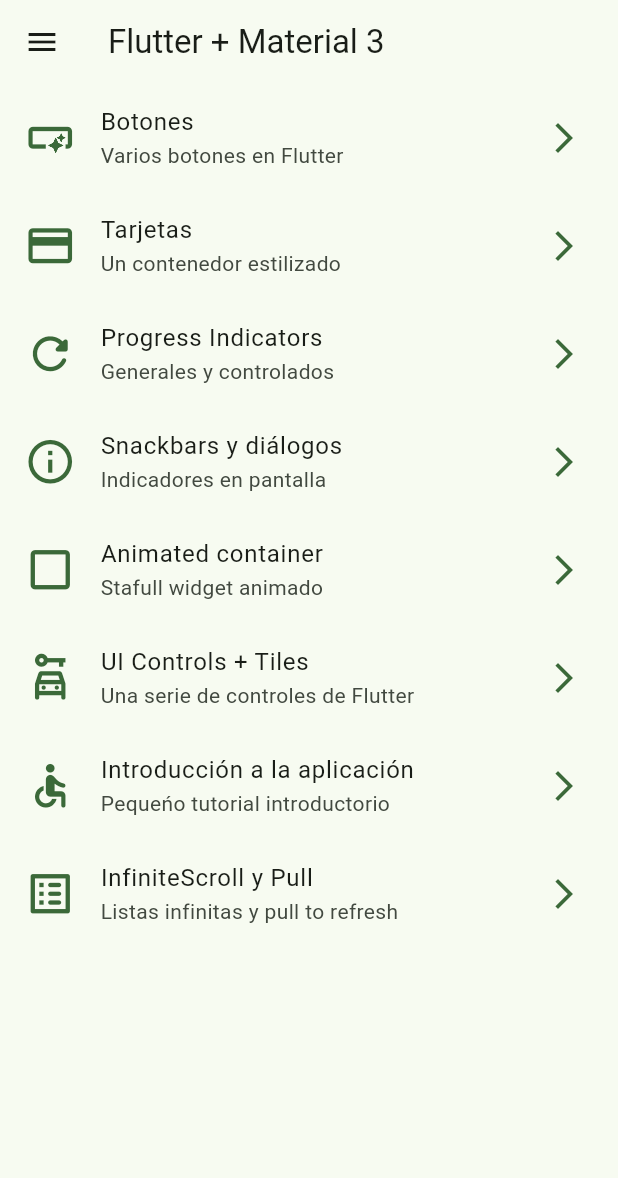
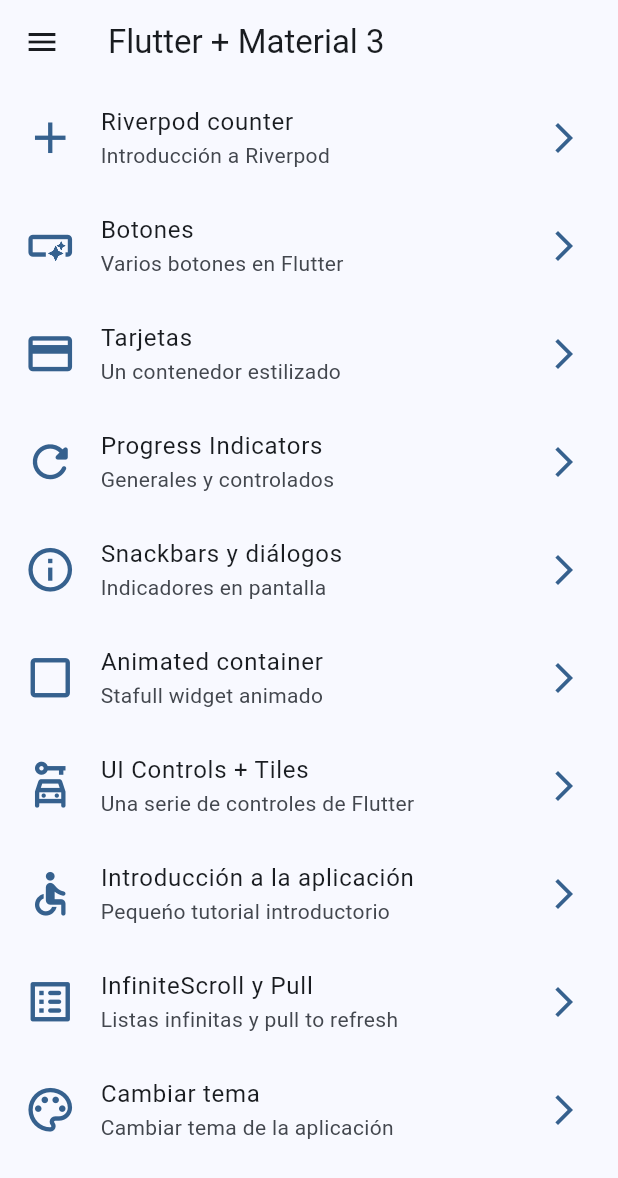
Before and after one commit to valeroman/FT-Widgets, a Flutter app: the screen it shows after launch, on a phone screen of 412 x 824 dp. Shown: the top 1178 px of the screen. Run offline on Flutter 3.47's test engine with Material 2 defaults, Android fonts, the phone set to English and light mode, and no system bars; our stand-ins replace animate_do, flutter_riverpod, go_router.

Commit message:
antes del statenotifier

```diff
--- a/lib/config/menu/menu_items.dart
+++ b/lib/config/menu/menu_items.dart
@@ -16,6 +16,13 @@ class MenuItem {
 }
 
 const appMenuItems = <MenuItem>[
+
+  MenuItem(
+    title: 'Riverpod counter',
+    subTitle: 'Introducción a Riverpod',
+    link: '/counter-river',
+    icon: Icons.add
+  ),
 
   MenuItem(
     title: 'Botones',
@@ -73,6 +80,12 @@ const appMenuItems = <MenuItem>[
     icon: Icons.list_alt_rounded
   ),
 
+  MenuItem(
+    title: 'Cambiar tema',
+    subTitle: 'Cambiar tema de la aplicación',
+    link: '/theme-changer',
+    icon: Icons.color_lens_outlined
+  ),
 
 
 ];
--- a/lib/config/router/app_router.dart
+++ b/lib/config/router/app_router.dart
@@ -63,5 +63,17 @@ final appRouter = GoRouter(
       builder: (context, state) => const InfiniteScrollScreen(),
     ),
 
+    GoRoute(
+      path: '/counter-river',
+      name: CounterScreen.name,
+      builder: (context, state) => const CounterScreen(),
+    ),
+
+    GoRoute(
+      path: '/theme-changer',
+      name: ThemeChangerScreen.name,
+      builder: (context, state) => const ThemeChangerScreen(),
+    ),
+
   ],
 );
--- a/lib/config/theme/app_theme.dart
+++ b/lib/config/theme/app_theme.dart
@@ -17,14 +17,17 @@ const colorList = <Color>[
 class AppTheme {
 
   final int selectedColor;
+  final bool isDarkMode;
 
   AppTheme({
+    this.isDarkMode = false,
     this.selectedColor = 0
   }): assert( selectedColor >= 0, 'Selected color must be greater then 0'),
       assert( selectedColor < colorList.length, 'Selected color must be less or equal then ${ colorList.length - 1 }');
 
   ThemeData getTheme() => ThemeData(
     useMaterial3: true,
+    brightness: isDarkMode ? Brightness.dark : Brightness.light,
     colorSchemeSeed: colorList[ selectedColor ],
     appBarTheme: const AppBarTheme(
       centerTitle: false
--- a/lib/main.dart
+++ b/lib/main.dart
@@ -1,21 +1,32 @@
 import 'package:flutter/material.dart';
+import 'package:flutter_riverpod/flutter_riverpod.dart';
 import 'package:widgets_app/config/router/app_router.dart';
 import 'package:widgets_app/config/theme/app_theme.dart';
+import 'package:widgets_app/presentation/providers/theme_provider.dart';
 
 void main() {
-  runApp(const MainApp());
+  runApp(
+    const ProviderScope(
+      child: MainApp(),
+    )
+
+  );
 }
 
-class MainApp extends StatelessWidget {
+class MainApp extends ConsumerWidget {
   const MainApp({super.key});
 
   @override
-  Widget build(BuildContext context) {
+  Widget build(BuildContext context, WidgetRef ref) {
+
+    final bool isDarkMode = ref.watch( isDarkModeProvider);
+    final int selectedColor = ref.watch(selectedColorProvider);
+
     return MaterialApp.router(
       title: 'Flutter Widgets',
       routerConfig: appRouter,
       debugShowCheckedModeBanner: false,
-      theme: AppTheme( selectedColor: 2 ).getTheme(),
+      theme: AppTheme( selectedColor: selectedColor, isDarkMode: isDarkMode  ).getTheme(),
     );
   }
 }
--- /dev/null
+++ b/lib/presentation/providers/counter_provider.dart
@@ -0,0 +1,5 @@
+
+import 'package:flutter_riverpod/flutter_riverpod.dart';
+
+// StateProvider => es un proveedor de un estado
+final counterProvider = StateProvider<int>((ref) => 5);
--- /dev/null
+++ b/lib/presentation/providers/theme_provider.dart
@@ -0,0 +1,12 @@
+
+import 'package:flutter_riverpod/flutter_riverpod.dart';
+import 'package:widgets_app/config/theme/app_theme.dart';
+
+// Listado de colores inmutable
+final colorListProvider = Provider((ref) => colorList);
+
+// Un simple boolean
+final isDarkModeProvider = StateProvider<bool>((ref) => false);
+
+// Un simple int
+final selectedColorProvider = StateProvider<int>((ref) => 0);
--- a/lib/presentation/screens/infinite_scroll/infinite_scroll_screen.dart
+++ b/lib/presentation/screens/infinite_scroll/infinite_scroll_screen.dart
@@ -56,7 +56,6 @@ class _InfiniteScrollScreenState extends State<InfiniteScrollScreen> {
     // Verifica si esta montado el componente/widget
     if ( !isMouted ) return;
     setState(() {});
-    // TODO: mover scroll
     moveScrollToBottom();
   }
 
--- a/lib/presentation/screens/screens.dart
+++ b/lib/presentation/screens/screens.dart
@@ -1,3 +1,5 @@
+export 'package:widgets_app/presentation/screens/theme_changer/theme_changer_screen.dart';
+export 'package:widgets_app/presentation/screens/counter/counter_screen.dart';
 export 'package:widgets_app/presentation/screens/animated/animated_screen.dart';
 export 'package:widgets_app/presentation/screens/app_tutorial/app_tutorial_screen.dart';
 export 'package:widgets_app/presentation/screens/infinite_scroll/infinite_scroll_screen.dart';
--- a/pubspec.yaml
+++ b/pubspec.yaml
@@ -10,6 +10,7 @@ dependencies:
   animate_do: ^3.0.2
   flutter:
     sdk: flutter
+  flutter_riverpod: ^2.3.2
   go_router: ^6.5.3
 
 dev_dependencies:
```
Also changed, not shown: lib/presentation/screens/counter/counter_screen.dart (added, +53 -0 lines), lib/presentation/screens/theme_changer/theme_changer_screen.dart (added, +64 -0 lines), pubspec.lock, 1 other file.
